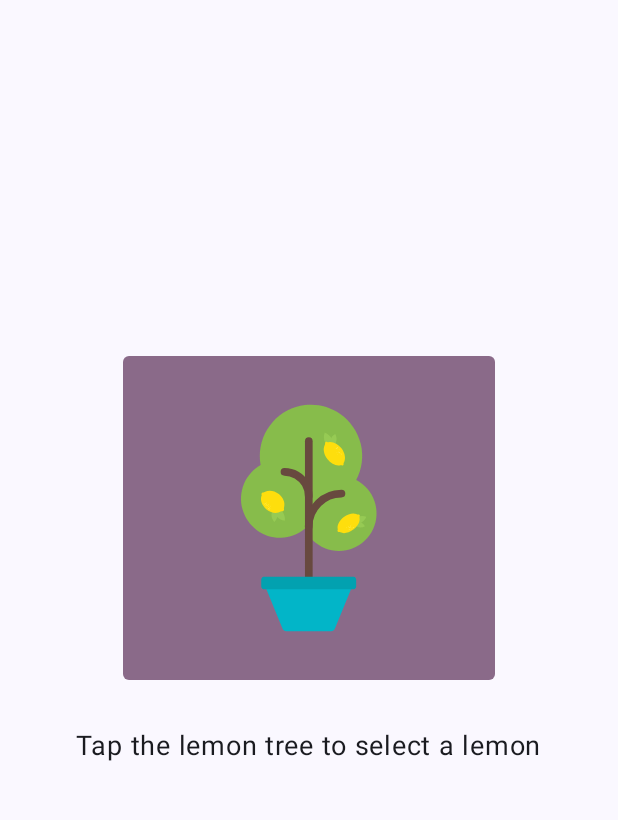
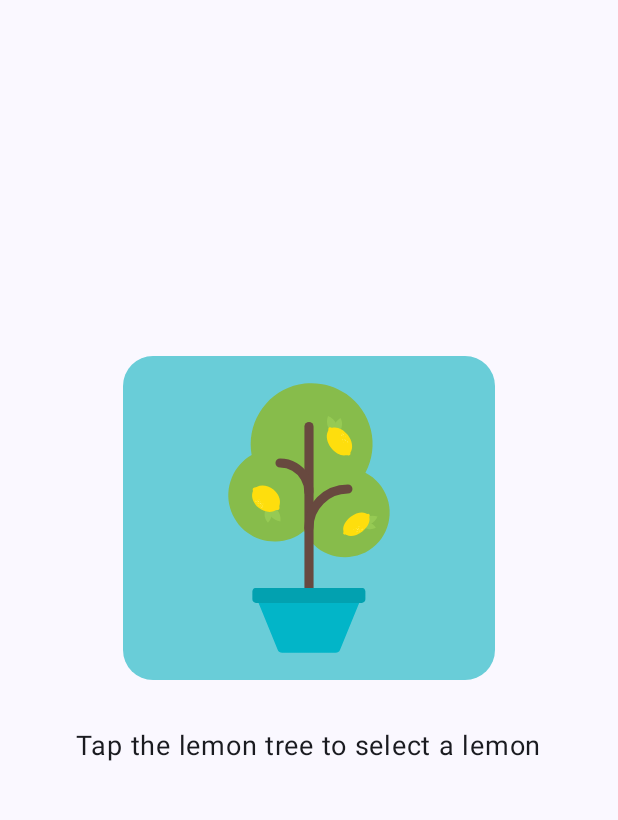
Before and after one commit to Gil32610/Lemonade, an Android app built with Jetpack Compose: the screen it shows after launch (MainActivity), on a phone screen of 412 x 824 dp, the part 58-878 px from its top. Run offline under Robolectric (Android 15) with nearby library versions, the phone set to English and light mode, and no system bars.

Commit message:
round button shape

```diff
--- a/app/src/main/java/com/example/lemonade/MainActivity.kt
+++ b/app/src/main/java/com/example/lemonade/MainActivity.kt
@@ -154,8 +154,8 @@ fun LemonadeDisplay(
         Box(modifier = modifier){
             Button(
                 onClick = onImageClick,
-                shape = RoundedCornerShape(dimensionResource(R.dimen.button_corner_radius)),
-                colors = ButtonDefaults.buttonColors(containerColor = MaterialTheme.colorScheme.tertiaryContainer)
+                shape = RoundedCornerShape(20.dp),
+                colors = ButtonDefaults.buttonColors(Color(105,205,216))
             ){
                 Image(
                     painter =imageResource,
@@ -163,7 +163,6 @@ fun LemonadeDisplay(
                     modifier = Modifier
                         .size(200.dp)
                         .clip(RoundedCornerShape(4.dp))
-                        .padding(16.dp)
 
                 )
             }
```
